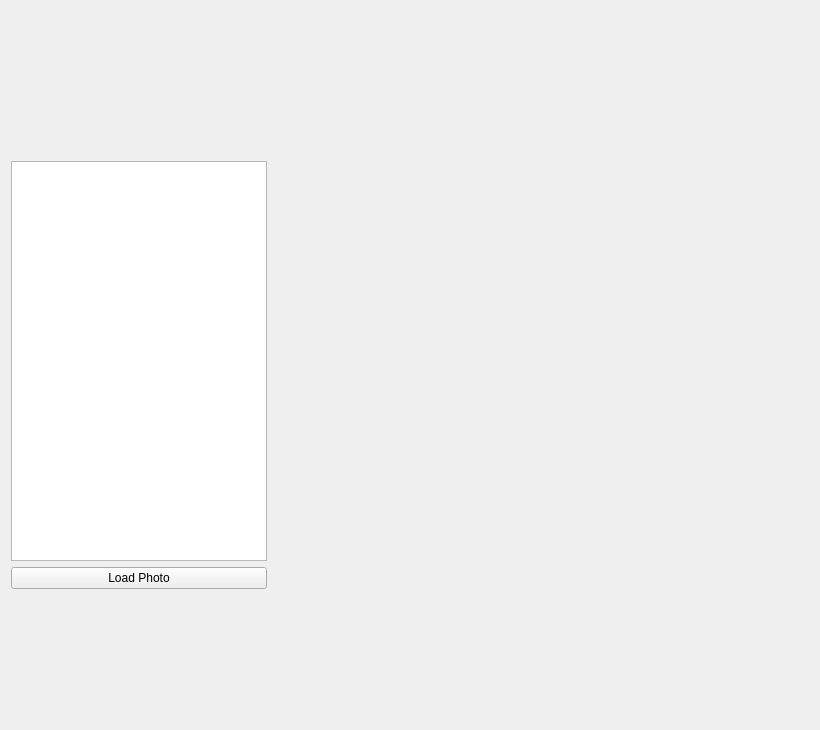
jesper/trippy, file window.ui: the form before one commit.
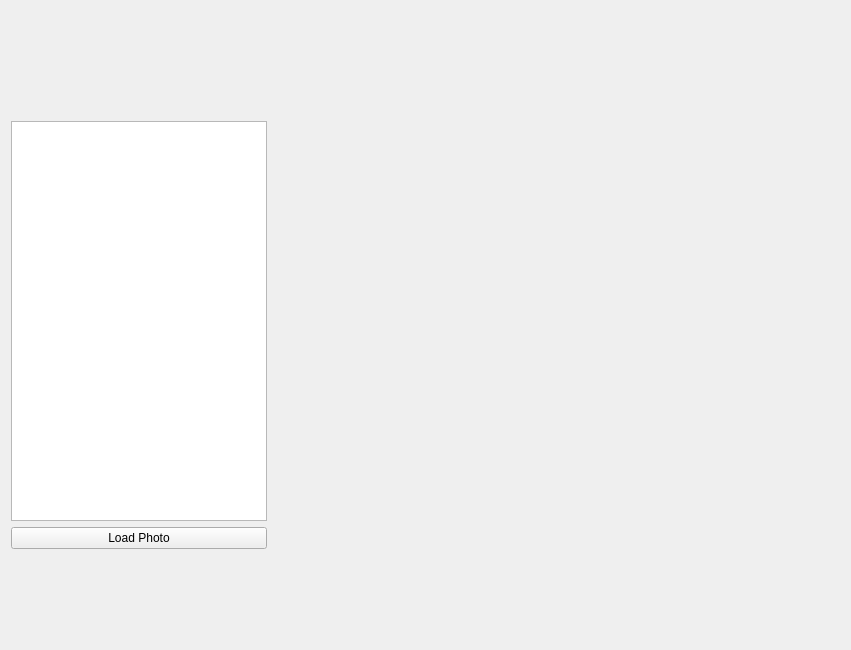
The form after the commit. Icons and pictures are not drawn.

```diff
--- a/window.ui
+++ b/window.ui
@@ -5,8 +5,8 @@
    <rect>
     <x>0</x>
     <y>0</y>
-    <width>820</width>
-    <height>730</height>
+    <width>851</width>
+    <height>650</height>
    </rect>
   </property>
   <property name="sizeIncrement" >
@@ -53,7 +53,7 @@
       </widget>
      </item>
      <item>
-      <widget class="QListWidget" name="lw_photos" >
+      <widget class="QListView" name="lw_photos" >
        <property name="minimumSize" >
         <size>
          <width>0</width>
```
